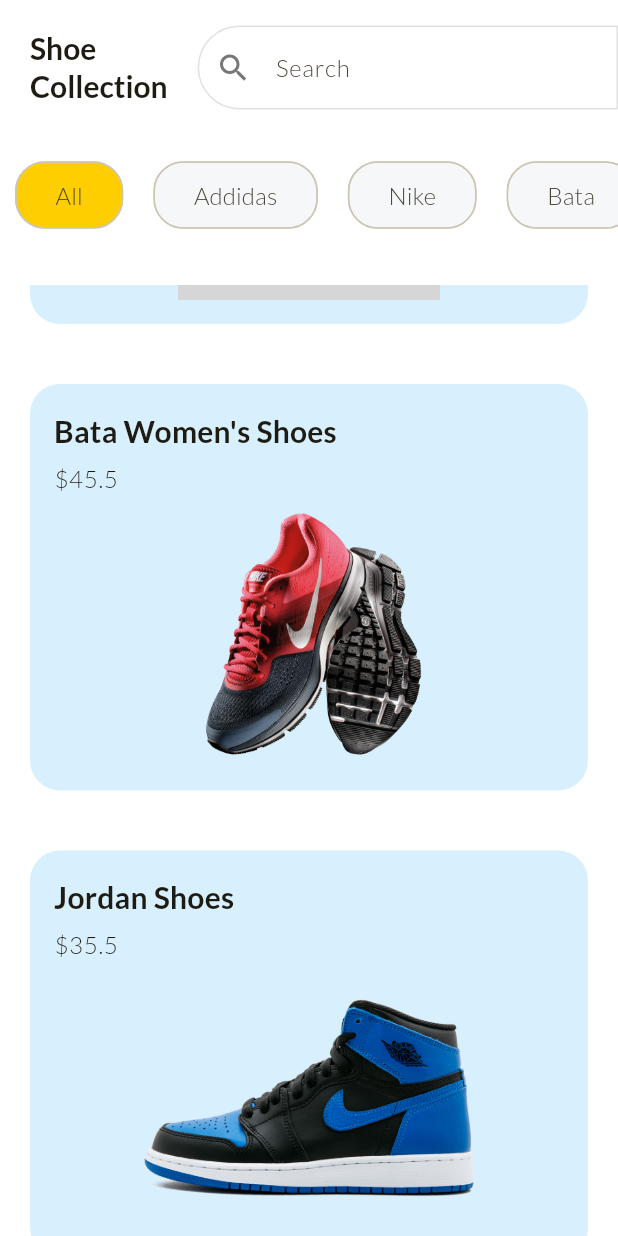
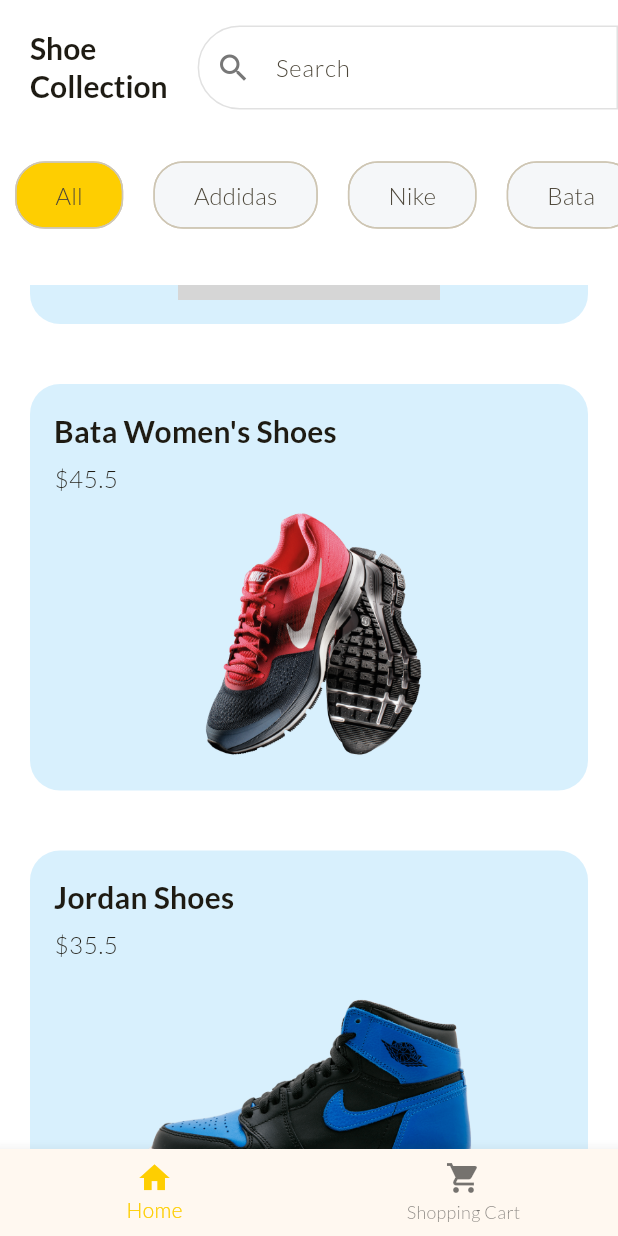
Before and after one commit to rjunaidd/shop_app_demo, a Flutter app: the screen it shows after launch, scrolled down 576 dp, on a phone screen of 412 x 824 dp. Run offline on Flutter 3.47's test engine with Material 3 defaults, Android fonts, the phone set to English and light mode, and no system bars; grey boxes are pictures that could not be loaded.

Commit message:
bottomnavigator complete

```diff
--- /dev/null
+++ b/lib/cart_page.dart
@@ -0,0 +1,19 @@
+import 'package:flutter/material.dart';
+
+class CartPage extends StatefulWidget {
+  const CartPage({super.key});
+
+  @override
+  State<CartPage> createState() => _CartPageState();
+}
+
+class _CartPageState extends State<CartPage> {
+  @override
+  Widget build(BuildContext context) {
+    return const Scaffold(
+      body: Center(
+        child: Text("Cart Page"),
+      ),
+    );
+  }
+}
--- a/lib/home_page.dart
+++ b/lib/home_page.dart
@@ -1,8 +1,6 @@
 import 'package:flutter/material.dart';
-import 'package:google_fonts/google_fonts.dart';
-import 'package:shop_app_demo/global_variables.dart';
-import 'package:shop_app_demo/product_card.dart';
-import 'package:shop_app_demo/product_detail_page.dart';
+import 'package:shop_app_demo/cart_page.dart';
+import 'package:shop_app_demo/product_list.dart';
 class HomePage extends StatefulWidget {
   const HomePage({super.key});
 
@@ -12,123 +10,37 @@
 
 class _HomePageState extends State<HomePage> {
 
-  final filters = [
-    "All",
-    "Addidas",
-    "Nike",
-    "Bata",
-    "Jordan Shoes"
+
+  int selectedPage = 0;
+
+  List<Widget> page = [
+    ProductList(),
+    CartPage(),
   ];
-
-  late String selectedFilter;
-
-  @override
-  void initState() {
-    super.initState();
-
-    selectedFilter = filters[0];
-  }
 
   @override
   Widget build(BuildContext context) {
-    final border = OutlineInputBorder(
-      borderSide: BorderSide(color: Color.fromRGBO(225, 225, 225, 1)),
-      borderRadius: BorderRadius.horizontal(left: Radius.circular(50)),
-    );
-    return SafeArea(
-      child: Scaffold(
-        backgroundColor: Colors.white,
-        body: Column(
-          children: [
-            Row(
-              children: [
-                Padding(
-                  padding: const EdgeInsets.all(20.0),
-                  child: Text(
-                    "Shoe\nCollection",
-                    style: Theme.of(context).textTheme.titleLarge
-                  ),
-                ),
-                Expanded(
-                  child: TextField(
-                    decoration: InputDecoration(
-                      hintText: "Search",
-                      hintStyle: TextStyle(),
-                      prefixIcon: Icon(Icons.search),
-                      border: border,
-                      enabledBorder: border,
-                      focusedBorder: border,
-                    ),
-                  ),
-                ),
-              ],
-            ),
-            SizedBox(
-              height: 80,
-              child: ListView.builder(
-                itemCount: filters.length,
-                scrollDirection: Axis.horizontal,
-                itemBuilder: (context, index) {
-                  final filter = filters[index];
-                  return Padding(
-                    padding: const EdgeInsets.symmetric(horizontal: 10),
-                    child: InkWell(
-                      onTap: (){
-                        setState(() {
-                          selectedFilter = filter;
-                        });
-                      },
-                      child: Chip(
-                        backgroundColor: selectedFilter == filter ? Theme.of(context).colorScheme.primary
-                            : const Color.fromRGBO(245, 247, 249, 1),
-                          label: Text(filter),
-                      labelStyle: TextStyle(
-                        fontSize: 16,
-                      ),
-                      shape: RoundedRectangleBorder(
-                        borderRadius: BorderRadius.circular(20)
-                      ),
-                      padding:  EdgeInsets.symmetric(
-                        horizontal: 18,
-                        vertical: 10
-                      ),
-                      ),
-                    ),
-                  );
-                },
-              ),
-            ),
-            SizedBox(
-              height: 20,
-            ),
-            Expanded(
-              child: ListView.builder(
-                  itemCount: products.length,
-                  itemBuilder: (context , index){
-                    final product = products[index];
-                    return InkWell(
-                      onTap: (){
-                        Navigator.of(context).push(
-                            MaterialPageRoute(builder: (context) =>
-                                ProductDetailPage(product:  product)
-                            )
-                        );
-                      },
-                      child: ProductCard(
-                        title: product["title"] as String ,
-                        price: product["price"] as double,
-                      image: product["imageUrl"] as String,
-                        backgroundColor: index.isEven ?
-                        const Color.fromRGBO(216, 240, 253, 1)
-                            : const Color.fromRGBO(245, 247, 249, 1),
-                      ),
-                    );
-              }),
-            )
-          ],
-        ),
 
-       // bottomNavigationBar:BottomNavigationBar(items: items) ,
+    return Scaffold(
+      backgroundColor: Colors.white,
+      body:page[selectedPage],
+        bottomNavigationBar:BottomNavigationBar(
+
+            currentIndex: selectedPage,
+
+            onTap: (index){
+              setState(() {
+                selectedPage = index;
+              });
+            },
+            items: [
+        BottomNavigationBarItem(icon: Icon(Icons.home),
+        label: "Home"
+    ),
+    BottomNavigationBarItem(icon: Icon(Icons.shopping_cart),
+    label: "Shopping Cart"
+    ),
+    ]
       ),
 
     );
--- /dev/null
+++ b/lib/product_list.dart
@@ -0,0 +1,130 @@
+import 'package:flutter/material.dart';
+import 'package:shop_app_demo/global_variables.dart';
+import 'package:shop_app_demo/product_card.dart';
+import 'package:shop_app_demo/product_detail_page.dart';
+
+class ProductList extends StatefulWidget {
+  const ProductList({super.key});
+
+  @override
+  State<ProductList> createState() => _ProductListState();
+}
+
+class _ProductListState extends State<ProductList> {
+
+  final filters = [
+    "All",
+    "Addidas",
+    "Nike",
+    "Bata",
+    "Jordan Shoes"
+  ];
+  late String selectedFilter;
+  @override
+  void initState() {
+    super.initState();
+
+    selectedFilter = filters[0];
+  }
+  @override
+  Widget build(BuildContext context) {
+    final border = OutlineInputBorder(
+      borderSide: BorderSide(color: Color.fromRGBO(225, 225, 225, 1)),
+      borderRadius: BorderRadius.horizontal(left: Radius.circular(50)),
+    );
+    return SafeArea(
+      child: Column(
+        children: [
+          Row(
+            children: [
+              Padding(
+                padding: const EdgeInsets.all(20.0),
+                child: Text(
+                    "Shoe\nCollection",
+                    style: Theme.of(context).textTheme.titleLarge
+                ),
+              ),
+              Expanded(
+                child: TextField(
+                  decoration: InputDecoration(
+                    hintText: "Search",
+                    hintStyle: TextStyle(),
+                    prefixIcon: Icon(Icons.search),
+                    border: border,
+                    enabledBorder: border,
+                    focusedBorder: border,
+                  ),
+                ),
+              ),
+            ],
+          ),
+          SizedBox(
+            height: 80,
+            child: ListView.builder(
+              itemCount: filters.length,
+              scrollDirection: Axis.horizontal,
+              itemBuilder: (context, index) {
+                final filter = filters[index];
+                return Padding(
+                  padding: const EdgeInsets.symmetric(horizontal: 10),
+                  child: InkWell(
+                    onTap: (){
+                      setState(() {
+                        selectedFilter = filter;
+                      });
+                    },
+                    child: Chip(
+                      backgroundColor: selectedFilter == filter ? Theme.of(context).colorScheme.primary
+                          : const Color.fromRGBO(245, 247, 249, 1),
+                      label: Text(filter),
+                      labelStyle: TextStyle(
+                        fontSize: 16,
+                      ),
+                      shape: RoundedRectangleBorder(
+                          borderRadius: BorderRadius.circular(20)
+                      ),
+                      padding:  EdgeInsets.symmetric(
+                          horizontal: 18,
+                          vertical: 10
+                      ),
+                    ),
+                  ),
+                );
+              },
+            ),
+          ),
+          SizedBox(
+            height: 20,
+          ),
+          Expanded(
+            child: ListView.builder(
+                itemCount: products.length,
+                itemBuilder: (context , index){
+                  final product = products[index];
+                  return InkWell(
+                    onTap: (){
+                      Navigator.of(context).push(
+                          MaterialPageRoute(builder: (context) =>
+                              ProductDetailPage(product:  product)
+                          )
+                      );
+                    },
+                    child: ProductCard(
+                      title: product["title"] as String ,
+                      price: product["price"] as double,
+                      image: product["imageUrl"] as String,
+                      backgroundColor: index.isEven ?
+                      const Color.fromRGBO(216, 240, 253, 1)
+                          : const Color.fromRGBO(245, 247, 249, 1),
+                    ),
+                  );
+                }),
+          )
+        ],
+      ),
+
+
+
+    ) ;
+  }
+}
```
